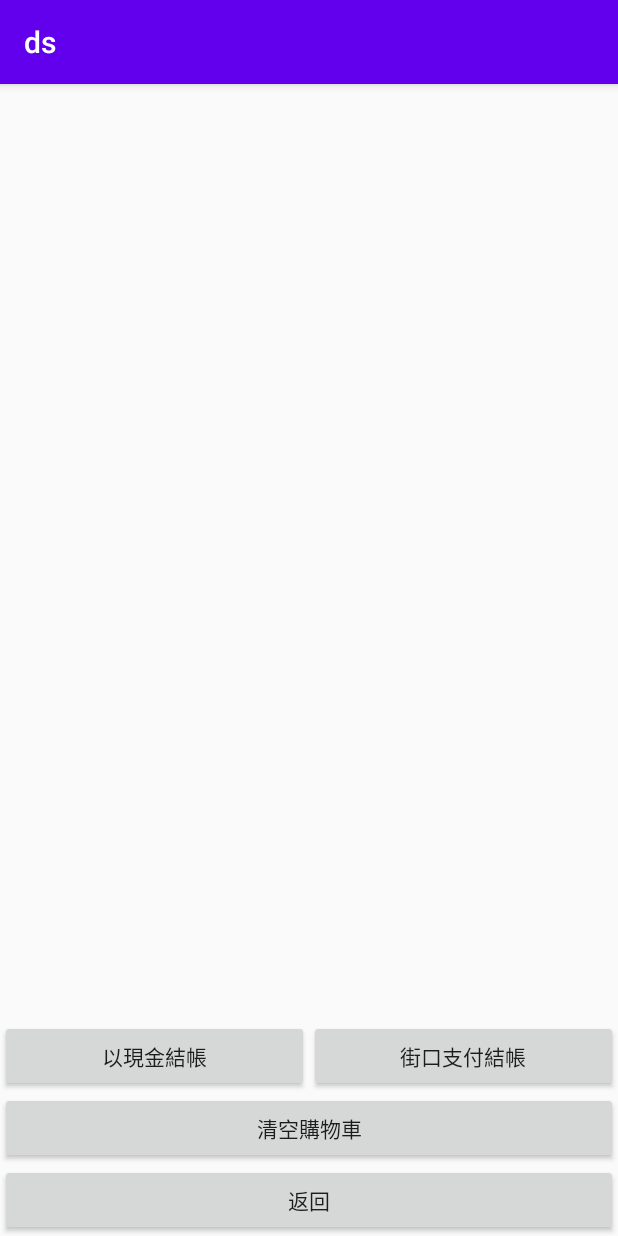
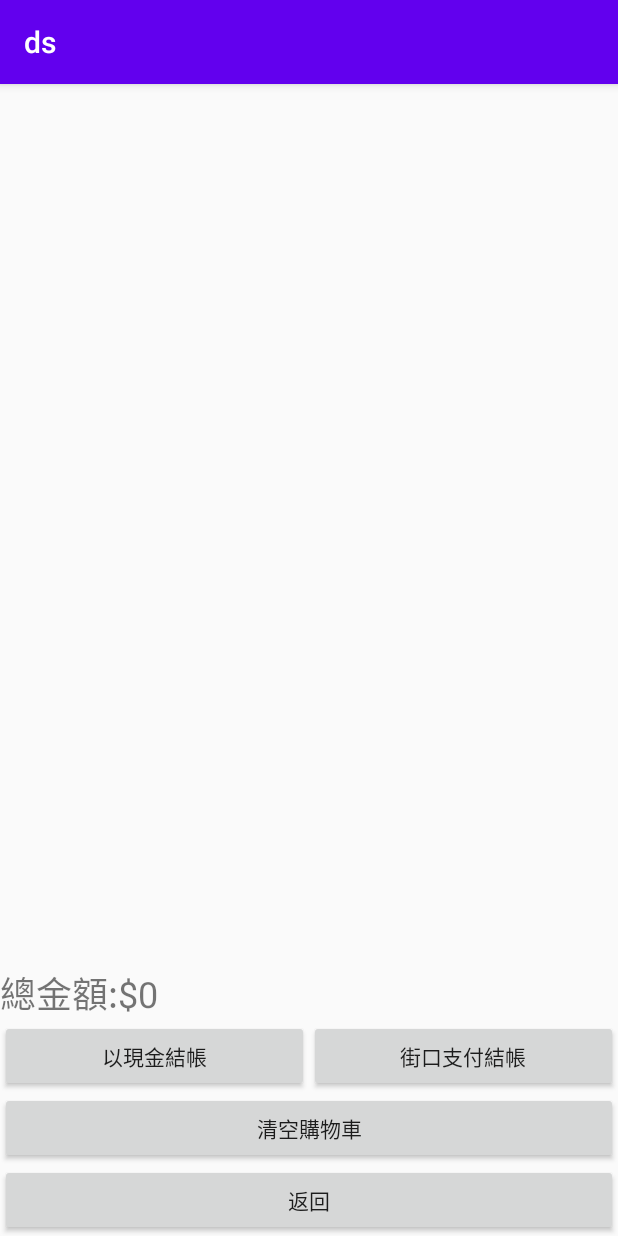
Before and after one commit to kazeUnderlines/SAD_Bois_v1, an Android app: the CartActivity screen opened directly, with no data from a screen before it, on a phone screen of 412 x 824 dp. Run offline under Robolectric (Android 15) with nearby library versions, the phone set to English and light mode, and no system bars.

Commit message:
added total price in CartActivity

```diff
--- a/app/src/main/java/com/example/ds/CartActivity.java
+++ b/app/src/main/java/com/example/ds/CartActivity.java
@@ -29,8 +29,10 @@ import static com.example.ds.data.SharedData.orderSerial;
 public class CartActivity extends AppCompatActivity {
     ListView lv;
     Button btCash, btJKO, btBack, btClear;
+    TextView tvTotal;
     rdbHelper rdbh;
     SQLiteDatabase db;
+    int total=0;
     @Override
     protected void onCreate(Bundle savedInstanceState) {
         super.onCreate(savedInstanceState);
@@ -42,6 +44,9 @@ public class CartActivity extends AppCompatActivity {
         btBack = findViewById(R.id.btBack);
         lv = findViewById(R.id.cartLv);
         btClear = findViewById(R.id.btClear);
+        tvTotal = findViewById(R.id.tvTotal);
+        getTotal();
+        tvTotal.setText("總金額:$"+total);
         ArrayAdapter adapter = new ArrayAdapter<items>(this, android.R.layout.simple_list_item_2,android.R.id.text1,itemList) {
             @Override
             public View getView(int pos, View convert, ViewGroup group) {
@@ -58,19 +63,29 @@ public class CartActivity extends AppCompatActivity {
         btCash.setOnClickListener(new View.OnClickListener(){
             @Override
             public void onClick(View view){
+                if(itemList.size()!=0) {
                     insertToDb("Cash");
-                Toast toast=Toast.makeText(getApplicationContext(),"請持單據至櫃台結帳!",Toast.LENGTH_SHORT);
+                    Toast toast = Toast.makeText(getApplicationContext(), "請持單據至櫃台結帳!", Toast.LENGTH_SHORT);
                     toast.show();
                     mainAct();
                     finish();
+                }else{
+                    Toast toast = Toast.makeText(getApplicationContext(), "購物車內無項目!", Toast.LENGTH_SHORT);
+                    toast.show();
+                }
             }
         });
         btJKO.setOnClickListener(new View.OnClickListener(){
             @Override
             public void onClick(View view){
+                if(itemList.size()!=0){
                     insertToDb("JKO");
                     jkoAct();
                     finish();
+                }else{
+                    Toast toast = Toast.makeText(getApplicationContext(), "購物車內無項目!", Toast.LENGTH_SHORT);
+                    toast.show();
+                }
             }
         });
         btBack.setOnClickListener(new View.OnClickListener(){
@@ -92,20 +107,21 @@ public class CartActivity extends AppCompatActivity {
         });
     }
 
+    public void getTotal(){
+        for(items item:itemList){
+            total = total + item.getPrice();
+        }
+    }
     public void insertToDb(String payment){
         SimpleDateFormat sdf = new SimpleDateFormat("yyyyMMdd");
         String date = sdf.format(new Date());
         orderSerial++;
         String orderNumber = date + String.format("%04d",orderSerial);
-        int totalPrice = 0;
-        for(items p:itemList){
-            totalPrice = totalPrice + p.getPrice();
-        }
         ContentValues orderCv = new ContentValues();
         orderCv.put(rdbContract.orderEntry.ORDER_NUMBER,orderNumber);
         orderCv.put(rdbContract.orderEntry.DATE,date);
         orderCv.put(rdbContract.orderEntry.PAYMENT,payment);
-        orderCv.put(rdbContract.orderEntry.TOTAL_PRICE,totalPrice);
+        orderCv.put(rdbContract.orderEntry.TOTAL_PRICE,total);
         db.insert(rdbContract.orderEntry.TABLE_NAME,null,orderCv);
 
         for(items item:itemList) {
--- a/app/src/main/java/com/example/ds/MainActivity.java
+++ b/app/src/main/java/com/example/ds/MainActivity.java
@@ -68,6 +68,7 @@ public class MainActivity extends AppCompatActivity {
                 String temp = lv.getItemAtPosition(position).toString();
                 intent.putExtra("item",temp);
                 startActivity(intent);
+                finish();
             }
         });
         FloatingActionButton fab = findViewById(R.id.fab);
@@ -75,6 +76,7 @@ public class MainActivity extends AppCompatActivity {
             @Override
             public void onClick(View view) {
                 cartAct();
+                finish();
             }
         });
         Cursor cursor = getHot();
--- a/app/src/main/res/layout/activity_cart.xml
+++ b/app/src/main/res/layout/activity_cart.xml
@@ -40,11 +40,21 @@
         app:layout_constraintBottom_toTopOf="@id/btBack"
         app:layout_constraintStart_toStartOf="parent"
         app:layout_constraintEnd_toEndOf="parent"/>
+
+    <TextView
+        android:id="@+id/tvTotal"
+        android:layout_width="0dp"
+        android:layout_height="wrap_content"
+        android:text=""
+        android:textSize="24sp"
+        app:layout_constraintBottom_toTopOf="@id/btCash"
+        app:layout_constraintEnd_toEndOf="parent"
+        app:layout_constraintStart_toStartOf="parent" />
     <ListView
         android:id="@+id/cartLv"
         android:layout_width="0dp"
         android:layout_height="0dp"
-        app:layout_constraintBottom_toTopOf="@+id/btCash"
+        app:layout_constraintBottom_toTopOf="@+id/tvTotal"
         app:layout_constraintEnd_toEndOf="parent"
         app:layout_constraintStart_toStartOf="parent"
         app:layout_constraintTop_toTopOf="parent" />
```
Lines whose indentation alone changed are shown as unchanged.
